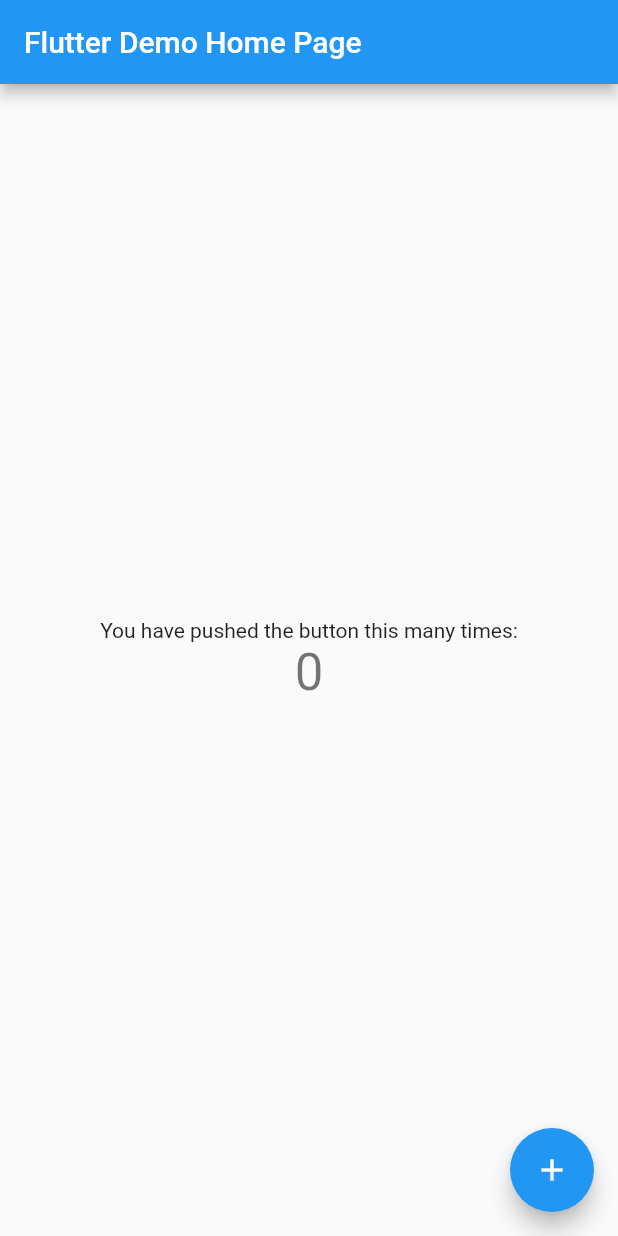
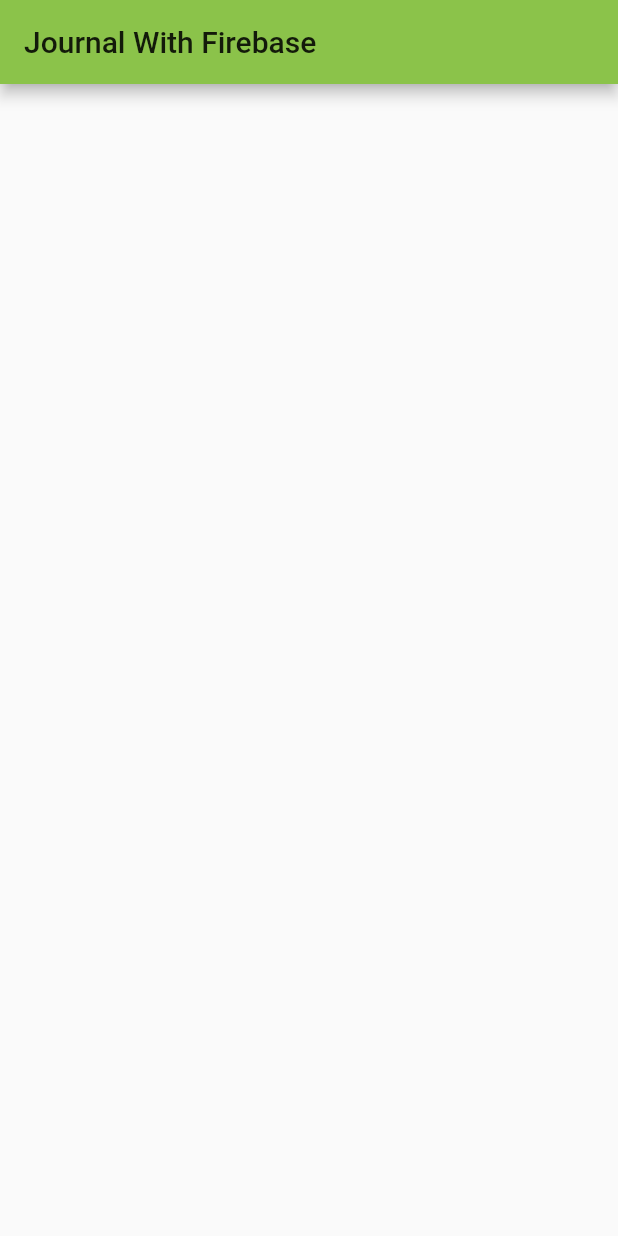
Before and after one commit to SandeSydney/Journal, a Flutter app: the screen it shows after launch, on a phone screen of 412 x 824 dp. Run offline on Flutter 3.47's test engine with Material 2 defaults, Android fonts, the phone set to English and light mode, and no system bars.

Commit message:
focus to Home; minSdkVersion

```diff
--- a/lib/main.dart
+++ b/lib/main.dart
@@ -1,117 +1,20 @@
 import 'package:flutter/material.dart';
+import 'package:journal/pages/home.dart';
 
-void main() {
-  runApp(MyApp());
-}
+// main method of the program
+void main() => runApp(MyApp());
 
+// root of the application
 class MyApp extends StatelessWidget {
-  // This widget is the root of your application.
   @override
   Widget build(BuildContext context) {
     return MaterialApp(
-      title: 'Flutter Demo',
+      debugShowCheckedModeBanner: false,
+      title: 'Journal',
       theme: ThemeData(
-        // This is the theme of your application.
-        //
-        // Try running your application with "flutter run". You'll see the
-        // application has a blue toolbar. Then, without quitting the app, try
-        // changing the primarySwatch below to Colors.green and then invoke
-        // "hot reload" (press "r" in the console where you ran "flutter run",
-        // or simply save your changes to "hot reload" in a Flutter IDE).
-        // Notice that the counter didn't reset back to zero; the application
-        // is not restarted.
-        primarySwatch: Colors.blue,
-        // This makes the visual density adapt to the platform that you run
-        // the app on. For desktop platforms, the controls will be smaller and
-        // closer together (more dense) than on mobile platforms.
-        visualDensity: VisualDensity.adaptivePlatformDensity,
+        primarySwatch: Colors.lightGreen,
       ),
-      home: MyHomePage(title: 'Flutter Demo Home Page'),
+      home: Home(),
     );
   }
 }
-
-class MyHomePage extends StatefulWidget {
-  MyHomePage({Key key, this.title}) : super(key: key);
-
-  // This widget is the home page of your application. It is stateful, meaning
-  // that it has a State object (defined below) that contains fields that affect
-  // how it looks.
-
-  // This class is the configuration for the state. It holds the values (in this
-  // case the title) provided by the parent (in this case the App widget) and
-  // used by the build method of the State. Fields in a Widget subclass are
-  // always marked "final".
-
-  final String title;
-
-  @override
-  _MyHomePageState createState() => _MyHomePageState();
-}
-
-class _MyHomePageState extends State<MyHomePage> {
-  int _counter = 0;
-
-  void _incrementCounter() {
-    setState(() {
-      // This call to setState tells the Flutter framework that something has
-      // changed in this State, which causes it to rerun the build method below
-      // so that the display can reflect the updated values. If we changed
-      // _counter without calling setState(), then the build method would not be
-      // called again, and so nothing would appear to happen.
-      _counter++;
-    });
-  }
-
-  @override
-  Widget build(BuildContext context) {
-    // This method is rerun every time setState is called, for instance as done
-    // by the _incrementCounter method above.
-    //
-    // The Flutter framework has been optimized to make rerunning build methods
-    // fast, so that you can just rebuild anything that needs updating rather
-    // than having to individually change instances of widgets.
-    return Scaffold(
-      appBar: AppBar(
-        // Here we take the value from the MyHomePage object that was created by
-        // the App.build method, and use it to set our appbar title.
-        title: Text(widget.title),
-      ),
-      body: Center(
-        // Center is a layout widget. It takes a single child and positions it
-        // in the middle of the parent.
-        child: Column(
-          // Column is also a layout widget. It takes a list of children and
-          // arranges them vertically. By default, it sizes itself to fit its
-          // children horizontally, and tries to be as tall as its parent.
-          //
-          // Invoke "debug painting" (press "p" in the console, choose the
-          // "Toggle Debug Paint" action from the Flutter Inspector in Android
-          // Studio, or the "Toggle Debug Paint" command in Visual Studio Code)
-          // to see the wireframe for each widget.
-          //
-          // Column has various properties to control how it sizes itself and
-          // how it positions its children. Here we use mainAxisAlignment to
-          // center the children vertically; the main axis here is the vertical
-          // axis because Columns are vertical (the cross axis would be
-          // horizontal).
-          mainAxisAlignment: MainAxisAlignment.center,
-          children: <Widget>[
-            Text(
-              'You have pushed the button this many times:',
-            ),
-            Text(
-              '$_counter',
-              style: Theme.of(context).textTheme.headline4,
-            ),
-          ],
-        ),
-      ),
-      floatingActionButton: FloatingActionButton(
-        onPressed: _incrementCounter,
-        tooltip: 'Increment',
-        child: Icon(Icons.add),
-      ), // This trailing comma makes auto-formatting nicer for build methods.
-    );
-  }
-}
--- /dev/null
+++ b/lib/pages/home.dart
@@ -0,0 +1,18 @@
+import 'package:flutter/material.dart';
+
+class Home extends StatefulWidget {
+  @override
+  _HomeState createState() => _HomeState();
+}
+
+class _HomeState extends State<Home> {
+  @override
+  Widget build(BuildContext context) {
+    return Scaffold(
+      appBar: AppBar(
+        title: Text('Journal With Firebase'),
+      ),
+      body: SafeArea(child: Center()),
+    );
+  }
+}
```
Also changed, not shown: 1 other file.
